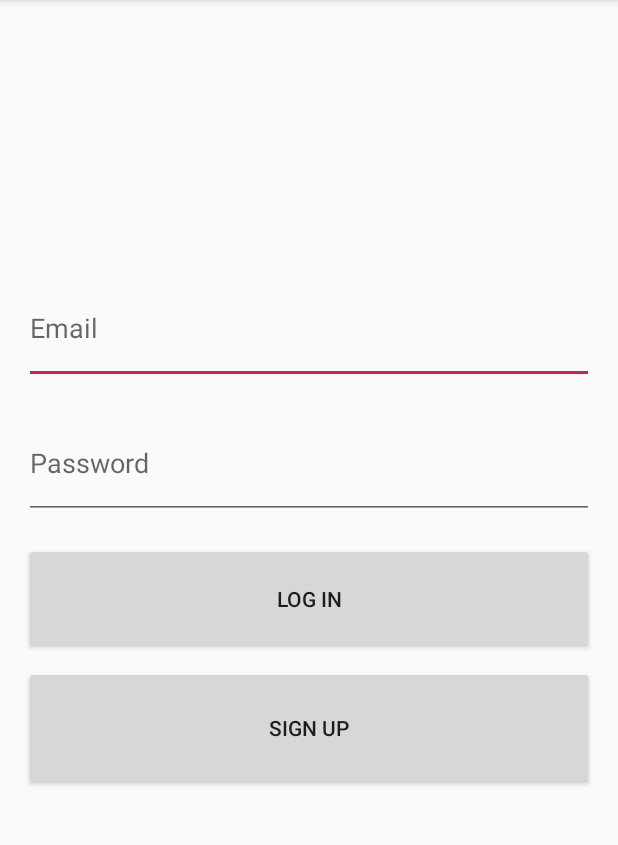
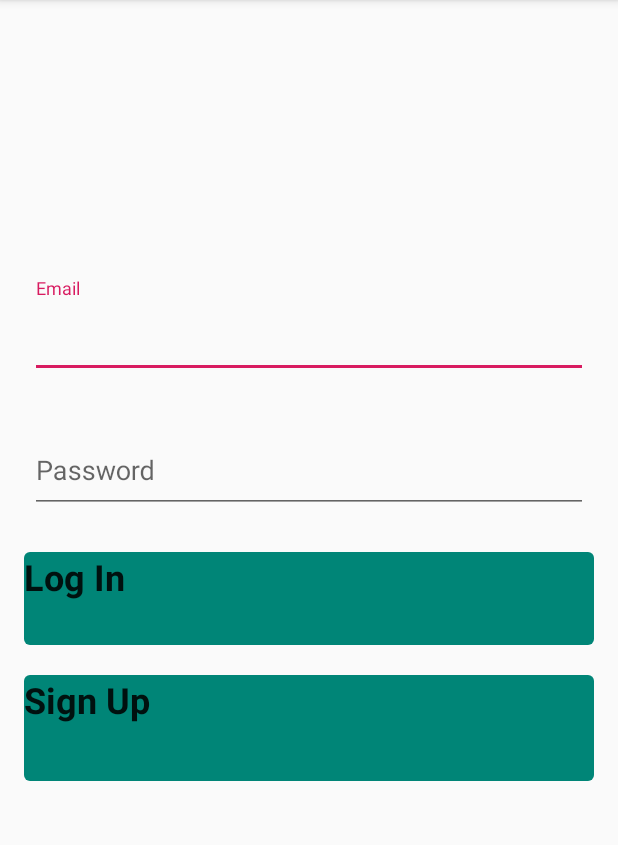
Before and after one commit to CrisOspina/banco-android, an Android app: the screen it shows after launch (MainActivity), on a phone screen of 412 x 824 dp, the part 84-929 px from its top. Run offline under Robolectric (Android 15) with nearby library versions, the phone set to English and light mode, and no system bars; our stand-ins replace Volley.

Commit message:
[add] new layout with material design for log in

```diff
--- a/web-service-banco/app/src/main/res/layout/fragment_iniciar_sesion.xml
+++ b/web-service-banco/app/src/main/res/layout/fragment_iniciar_sesion.xml
@@ -56,14 +56,21 @@
 		app:layout_constraintStart_toStartOf="parent"
 		app:layout_constraintTop_toTopOf="@+id/guideline2">
 
-		<EditText
-			android:id="@+id/etEmailLogin"
+		<com.google.android.material.textfield.TextInputLayout
+			android:id="@+id/etEmailLogins"
+			style="@style/Widget.Shrine.TextInputLayout"
 			android:layout_width="match_parent"
 			android:layout_height="match_parent"
-			android:layout_weight="1"
-			android:ems="10"
+			android:layout_margin="4dp"
 			android:hint="Email"
-			android:inputType="textPersonName" />
+			app:errorEnabled="true">
+
+			<com.google.android.material.textfield.TextInputEditText
+				android:id="@+id/etEmailLogin"
+				android:layout_width="match_parent"
+				android:layout_height="match_parent"
+				android:inputType="text" />
+		</com.google.android.material.textfield.TextInputLayout>
 	</LinearLayout>
 
 	<LinearLayout
@@ -79,14 +86,21 @@
 		app:layout_constraintStart_toStartOf="parent"
 		app:layout_constraintTop_toTopOf="@+id/guideline3">
 
-		<EditText
-			android:id="@+id/etClave"
+		<com.google.android.material.textfield.TextInputLayout
+			android:id="@+id/etClaves"
+			style="@style/Widget.Shrine.TextInputLayout"
 			android:layout_width="match_parent"
 			android:layout_height="match_parent"
-			android:layout_weight="1"
-			android:ems="10"
+			android:layout_margin="4dp"
 			android:hint="Password"
-			android:inputType="textPassword" />
+			app:errorEnabled="true">
+
+			<com.google.android.material.textfield.TextInputEditText
+				android:id="@+id/etClave"
+				android:layout_width="match_parent"
+				android:layout_height="match_parent"
+				android:inputType="textPassword"/>
+		</com.google.android.material.textfield.TextInputLayout>
 	</LinearLayout>
 
 	<LinearLayout
@@ -103,12 +117,16 @@
 		app:layout_constraintStart_toStartOf="parent"
 		app:layout_constraintTop_toTopOf="@+id/guideline4">
 
-		<Button
+		<com.google.android.material.button.MaterialButton
 			android:id="@+id/btnIniciarSesion"
+			style="@style/Widget.Shrine.Button.TextButton"
 			android:layout_width="match_parent"
 			android:layout_height="match_parent"
 			android:layout_weight="1"
-			android:text="Log In" />
+			android:text="Log In"
+			android:textSize="24sp"
+			android:textStyle="bold"
+			/>
 	</LinearLayout>
 
 	<androidx.constraintlayout.widget.Guideline
@@ -138,12 +156,17 @@
 		app:layout_constraintStart_toStartOf="parent"
 		app:layout_constraintTop_toBottomOf="@+id/linearLayout">
 
-		<Button
+		<com.google.android.material.button.MaterialButton
 			android:id="@+id/btnRegistrarse"
+			style="@style/Widget.Shrine.Button"
 			android:layout_width="match_parent"
 			android:layout_height="match_parent"
 			android:layout_weight="1"
-			android:text="Sign Up" />
+			android:text="Sign Up"
+			android:textSize="24sp"
+			android:textStyle="bold"
+			/>
 	</LinearLayout>
 
+
 </androidx.constraintlayout.widget.ConstraintLayout>
```
